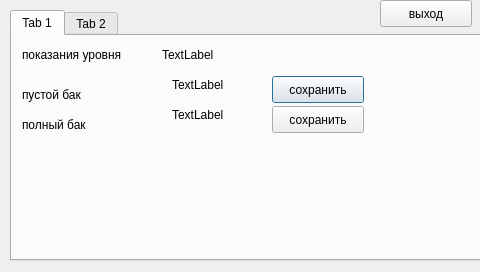
Qt form dialogCalibr.ui (RW9UAO/nsk-v3) before a commit.
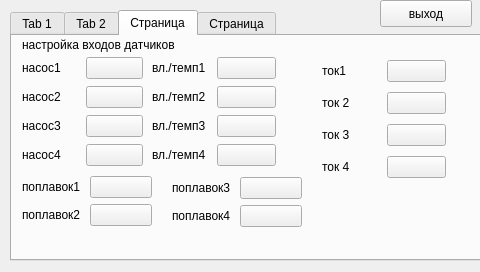
The same form after that commit.

The edit to the form file:
```diff
--- a/dialogCalibr.ui
+++ b/dialogCalibr.ui
@@ -29,7 +29,7 @@
     </rect>
    </property>
    <property name="currentIndex">
-    <number>0</number>
+    <number>2</number>
    </property>
    <widget class="QWidget" name="tab">
     <attribute name="title">
@@ -39,7 +39,7 @@
      <property name="geometry">
       <rect>
        <x>260</x>
-       <y>40</y>
+       <y>100</y>
        <width>92</width>
        <height>27</height>
       </rect>
@@ -52,7 +52,7 @@
      <property name="geometry">
       <rect>
        <x>260</x>
-       <y>70</y>
+       <y>130</y>
        <width>92</width>
        <height>27</height>
       </rect>
@@ -65,7 +65,7 @@
      <property name="geometry">
       <rect>
        <x>10</x>
-       <y>10</y>
+       <y>70</y>
        <width>131</width>
        <height>17</height>
       </rect>
@@ -78,7 +78,7 @@
      <property name="geometry">
       <rect>
        <x>150</x>
-       <y>10</y>
+       <y>70</y>
        <width>59</width>
        <height>17</height>
       </rect>
@@ -91,7 +91,7 @@
      <property name="geometry">
       <rect>
        <x>10</x>
-       <y>50</y>
+       <y>110</y>
        <width>121</width>
        <height>17</height>
       </rect>
@@ -104,7 +104,7 @@
      <property name="geometry">
       <rect>
        <x>10</x>
-       <y>80</y>
+       <y>140</y>
        <width>121</width>
        <height>17</height>
       </rect>
@@ -117,7 +117,7 @@
      <property name="geometry">
       <rect>
        <x>160</x>
-       <y>40</y>
+       <y>100</y>
        <width>59</width>
        <height>17</height>
       </rect>
@@ -130,7 +130,7 @@
      <property name="geometry">
       <rect>
        <x>160</x>
-       <y>70</y>
+       <y>130</y>
        <width>59</width>
        <height>17</height>
       </rect>
@@ -144,6 +144,339 @@
     <attribute name="title">
      <string>Tab 2</string>
     </attribute>
+    <widget class="QLabel" name="label_5">
+     <property name="geometry">
+      <rect>
+       <x>10</x>
+       <y>10</y>
+       <width>231</width>
+       <height>17</height>
+      </rect>
+     </property>
+     <property name="text">
+      <string>Настройки частотных приводов</string>
+     </property>
+    </widget>
+   </widget>
+   <widget class="QWidget" name="tab_3">
+    <attribute name="title">
+     <string>Страница</string>
+    </attribute>
+    <widget class="QLabel" name="label_6">
+     <property name="geometry">
+      <rect>
+       <x>10</x>
+       <y>0</y>
+       <width>211</width>
+       <height>17</height>
+      </rect>
+     </property>
+     <property name="text">
+      <string>настройка входов датчиков</string>
+     </property>
+    </widget>
+    <widget class="QWidget" name="layoutWidget">
+     <property name="geometry">
+      <rect>
+       <x>310</x>
+       <y>20</y>
+       <width>124</width>
+       <height>128</height>
+      </rect>
+     </property>
+     <layout class="QGridLayout" name="gridLayout_5">
+      <item row="0" column="0">
+       <widget class="QLabel" name="label_33">
+        <property name="text">
+         <string>ток1</string>
+        </property>
+       </widget>
+      </item>
+      <item row="0" column="1">
+       <widget class="QPushButton" name="pushButton_22">
+        <property name="text">
+         <string/>
+        </property>
+       </widget>
+      </item>
+      <item row="1" column="0">
+       <widget class="QLabel" name="label_34">
+        <property name="text">
+         <string>ток 2</string>
+        </property>
+       </widget>
+      </item>
+      <item row="1" column="1">
+       <widget class="QPushButton" name="pushButton_23">
+        <property name="text">
+         <string/>
+        </property>
+       </widget>
+      </item>
+      <item row="2" column="0">
+       <widget class="QLabel" name="label_35">
+        <property name="text">
+         <string>ток 3</string>
+        </property>
+       </widget>
+      </item>
+      <item row="2" column="1">
+       <widget class="QPushButton" name="pushButton_24">
+        <property name="text">
+         <string/>
+        </property>
+       </widget>
+      </item>
+      <item row="3" column="0">
+       <widget class="QLabel" name="label_36">
+        <property name="text">
+         <string>ток 4</string>
+        </property>
+       </widget>
+      </item>
+      <item row="3" column="1">
+       <widget class="QPushButton" name="pushButton_25">
+        <property name="text">
+         <string/>
+        </property>
+       </widget>
+      </item>
+     </layout>
+    </widget>
+    <widget class="QWidget" name="">
+     <property name="geometry">
+      <rect>
+       <x>10</x>
+       <y>20</y>
+       <width>121</width>
+       <height>111</height>
+      </rect>
+     </property>
+     <layout class="QGridLayout" name="gridLayout">
+      <item row="0" column="0">
+       <widget class="QLabel" name="label_8">
+        <property name="text">
+         <string>насос1</string>
+        </property>
+       </widget>
+      </item>
+      <item row="0" column="1">
+       <widget class="QPushButton" name="pushButton_4">
+        <property name="text">
+         <string/>
+        </property>
+       </widget>
+      </item>
+      <item row="1" column="0">
+       <widget class="QLabel" name="label_9">
+        <property name="text">
+         <string>насос2</string>
+        </property>
+       </widget>
+      </item>
+      <item row="1" column="1">
+       <widget class="QPushButton" name="pushButton_5">
+        <property name="text">
+         <string/>
+        </property>
+       </widget>
+      </item>
+      <item row="2" column="0">
+       <widget class="QLabel" name="label_10">
+        <property name="text">
+         <string>насос3</string>
+        </property>
+       </widget>
+      </item>
+      <item row="2" column="1">
+       <widget class="QPushButton" name="pushButton_6">
+        <property name="text">
+         <string/>
+        </property>
+       </widget>
+      </item>
+      <item row="3" column="0">
+       <widget class="QLabel" name="label_11">
+        <property name="text">
+         <string>насос4</string>
+        </property>
+       </widget>
+      </item>
+      <item row="3" column="1">
+       <widget class="QPushButton" name="pushButton_7">
+        <property name="text">
+         <string/>
+        </property>
+       </widget>
+      </item>
+     </layout>
+    </widget>
+    <widget class="QWidget" name="">
+     <property name="geometry">
+      <rect>
+       <x>140</x>
+       <y>20</y>
+       <width>124</width>
+       <height>111</height>
+      </rect>
+     </property>
+     <layout class="QGridLayout" name="gridLayout_2">
+      <item row="0" column="0">
+       <widget class="QLabel" name="label_25">
+        <property name="text">
+         <string>вл./темп1</string>
+        </property>
+       </widget>
+      </item>
+      <item row="0" column="1">
+       <widget class="QPushButton" name="pushButton_14">
+        <property name="text">
+         <string/>
+        </property>
+       </widget>
+      </item>
+      <item row="1" column="0">
+       <widget class="QLabel" name="label_26">
+        <property name="text">
+         <string>вл./темп2</string>
+        </property>
+       </widget>
+      </item>
+      <item row="1" column="1">
+       <widget class="QPushButton" name="pushButton_15">
+        <property name="text">
+         <string/>
+        </property>
+       </widget>
+      </item>
+      <item row="2" column="0">
+       <widget class="QLabel" name="label_27">
+        <property name="text">
+         <string>вл./темп3</string>
+        </property>
+       </widget>
+      </item>
+      <item row="2" column="1">
+       <widget class="QPushButton" name="pushButton_16">
+        <property name="text">
+         <string/>
+        </property>
+       </widget>
+      </item>
+      <item row="3" column="0">
+       <widget class="QLabel" name="label_28">
+        <property name="text">
+         <string>вл./темп4</string>
+        </property>
+       </widget>
+      </item>
+      <item row="3" column="1">
+       <widget class="QPushButton" name="pushButton_17">
+        <property name="text">
+         <string/>
+        </property>
+       </widget>
+      </item>
+     </layout>
+    </widget>
+    <widget class="QWidget" name="">
+     <property name="geometry">
+      <rect>
+       <x>10</x>
+       <y>140</y>
+       <width>130</width>
+       <height>51</height>
+      </rect>
+     </property>
+     <layout class="QGridLayout" name="gridLayout_3">
+      <item row="0" column="0">
+       <widget class="QLabel" name="label_29">
+        <property name="text">
+         <string>поплавок1</string>
+        </property>
+       </widget>
+      </item>
+      <item row="0" column="1">
+       <widget class="QPushButton" name="pushButton_18">
+        <property name="text">
+         <string/>
+        </property>
+       </widget>
+      </item>
+      <item row="1" column="0">
+       <widget class="QLabel" name="label_30">
+        <property name="text">
+         <string>поплавок2</string>
+        </property>
+       </widget>
+      </item>
+      <item row="1" column="1">
+       <widget class="QPushButton" name="pushButton_19">
+        <property name="text">
+         <string/>
+        </property>
+       </widget>
+      </item>
+     </layout>
+    </widget>
+    <widget class="QWidget" name="">
+     <property name="geometry">
+      <rect>
+       <x>160</x>
+       <y>141</y>
+       <width>130</width>
+       <height>51</height>
+      </rect>
+     </property>
+     <layout class="QGridLayout" name="gridLayout_4">
+      <item row="0" column="0">
+       <widget class="QLabel" name="label_31">
+        <property name="text">
+         <string>поплавок3</string>
+        </property>
+       </widget>
+      </item>
+      <item row="0" column="1">
+       <widget class="QPushButton" name="pushButton_20">
+        <property name="text">
+         <string/>
+        </property>
+       </widget>
+      </item>
+      <item row="1" column="0">
+       <widget class="QLabel" name="label_32">
+        <property name="text">
+         <string>поплавок4</string>
+        </property>
+       </widget>
+      </item>
+      <item row="1" column="1">
+       <widget class="QPushButton" name="pushButton_21">
+        <property name="text">
+         <string/>
+        </property>
+       </widget>
+      </item>
+     </layout>
+    </widget>
+   </widget>
+   <widget class="QWidget" name="tab_4">
+    <attribute name="title">
+     <string>Страница</string>
+    </attribute>
+    <widget class="QLabel" name="label_7">
+     <property name="geometry">
+      <rect>
+       <x>10</x>
+       <y>10</y>
+       <width>241</width>
+       <height>17</height>
+      </rect>
+     </property>
+     <property name="text">
+      <string>Калибровка алармов насосов</string>
+     </property>
+    </widget>
    </widget>
   </widget>
   <widget class="QPushButton" name="pushButton">
```
Left out of the diff: 13 changed lines with no effect on the pictures.
